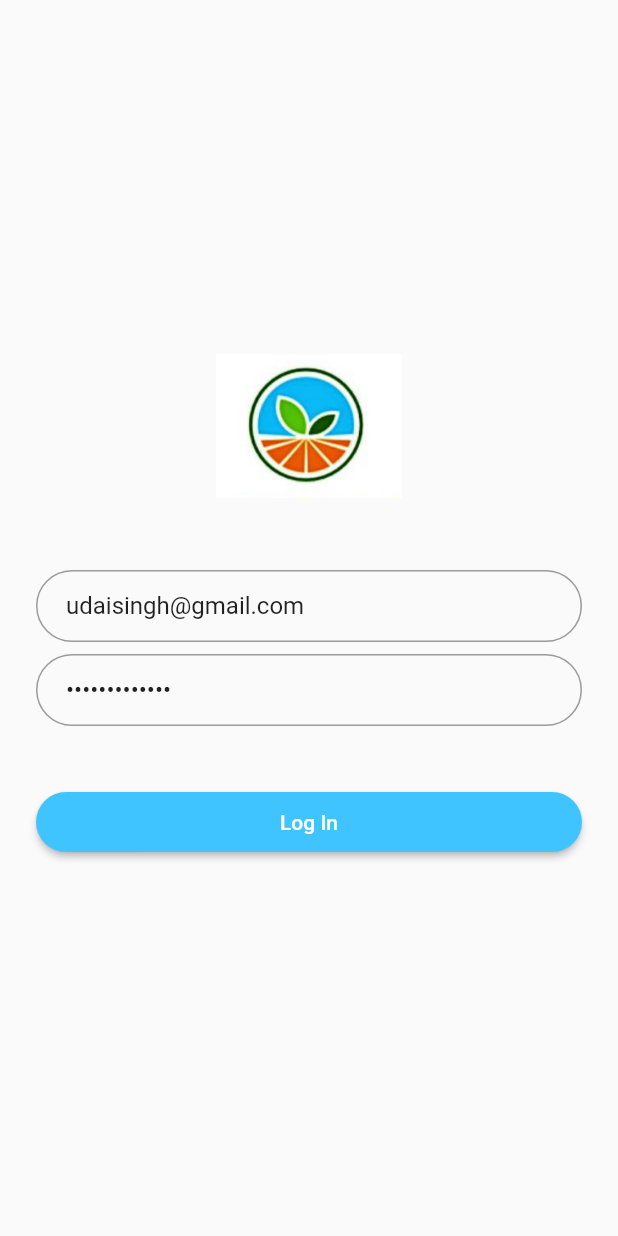
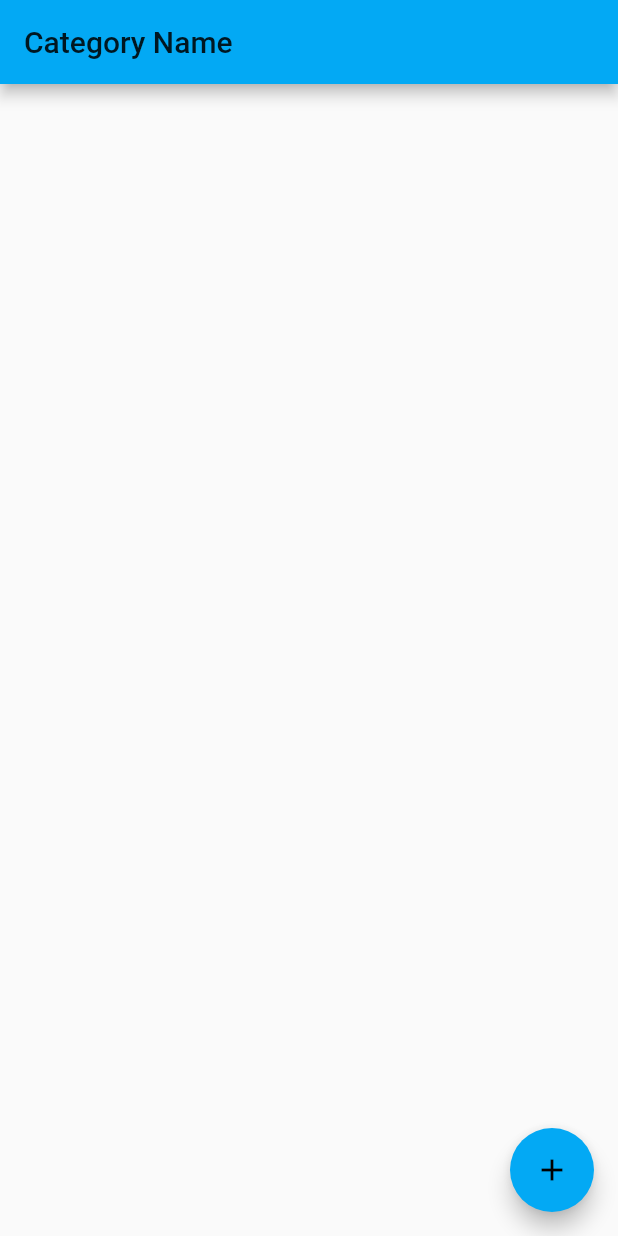
Before and after one commit to skgill-eng/Item-inventory-sua, a Flutter app: the screen it shows after launch, after a tap on "Log In", on a phone screen of 412 x 824 dp. Run offline on Flutter 3.47's test engine with Material 2 defaults, Android fonts, the phone set to English and light mode, and no system bars.

Commit message:
updated and added the category info

```diff
--- a/sua_item_inventory/lib/category.dart
+++ b/sua_item_inventory/lib/category.dart
@@ -0,0 +1,33 @@
+import 'dart:async';
+import 'package:flutter/material.dart';
+import 'package:inventory/add_category.dart';
+
+class Category extends StatefulWidget {
+  @override
+  State<StatefulWidget> createState() {
+    return CategoryState();
+  }
+}
+
+class CategoryState extends State<Category> {
+
+  @override
+  Widget build(BuildContext context) {
+    return Scaffold(
+      appBar: AppBar(
+        title: Text(
+          'Category Name',
+          textAlign: TextAlign.center,
+        ),
+      ),
+      floatingActionButton:FloatingActionButton(
+        onPressed: () {
+          Navigator.push(context, MaterialPageRoute(builder: (context) {
+            return AddCategory();
+          }));
+        },
+        child: Icon(Icons.add),
+      ),
+    );
+  }
+}
--- a/sua_item_inventory/lib/login.dart
+++ b/sua_item_inventory/lib/login.dart
@@ -1,5 +1,7 @@
 import 'dart:async';
 import 'package:flutter/material.dart';
+import 'package:inventory/category.dart';
+
 
 class Login extends StatefulWidget {
   @override
@@ -51,7 +53,11 @@ class LoginState extends State<Login> {
           borderRadius: BorderRadius.circular(24),
         ),
         onPressed: () {
-         // Navigator.of(context).pushNamed(HomePage.tag);
+
+          Navigator.pushReplacement(context, MaterialPageRoute(builder: (context) {
+            return Category();
+          }));
+
         },
         padding: EdgeInsets.all(12),
         color: Colors.lightBlueAccent,
```
Also changed, not shown: sua_item_inventory/lib/add_category.dart (added, +64 -0 lines).
